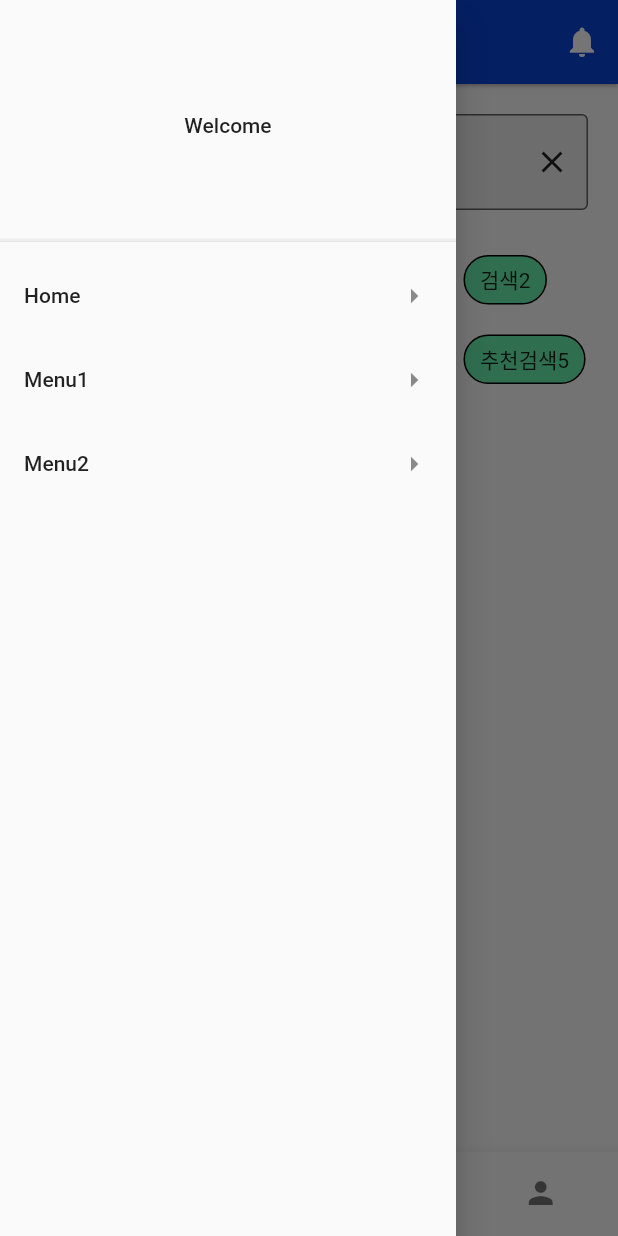
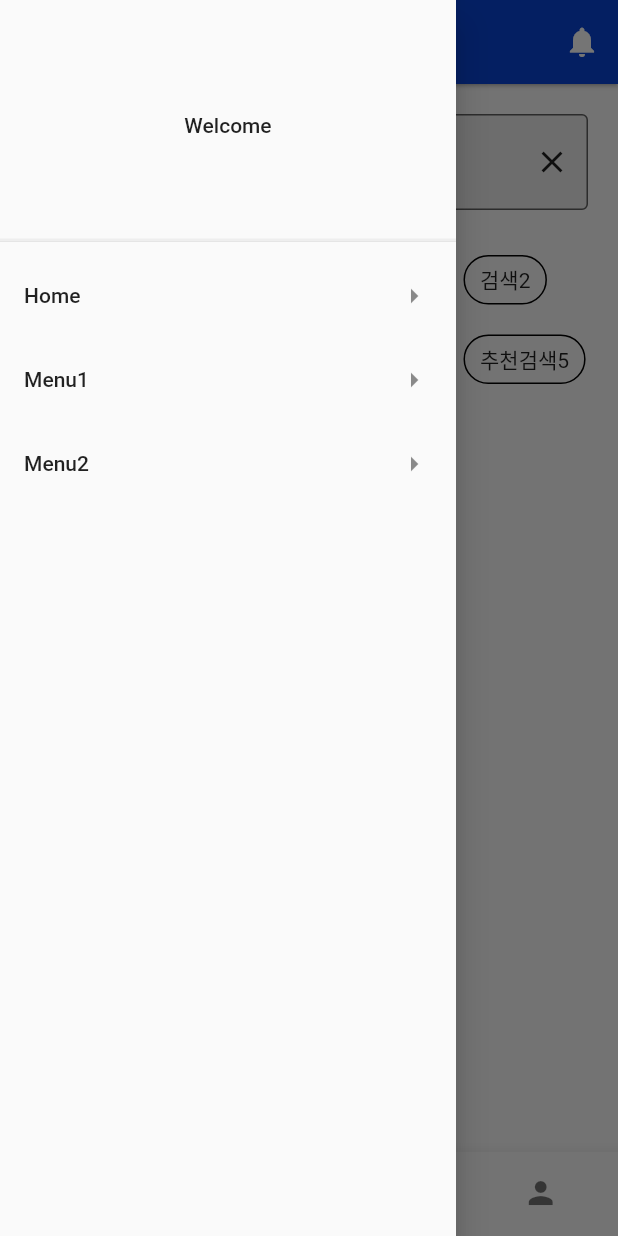
Before and after one commit to saanghyuk/flutter-app-project-1, a Flutter app: the screen it shows after launch, item 2 of the bottom bar chosen, with the side drawer open, on a phone screen of 412 x 824 dp. Run offline on Flutter 3.47's test engine with Material 2 defaults, Android fonts, the phone set to English and light mode, and no system bars; network calls fail.

Commit message:
after review

```diff
--- a/lib/components/roundBorderText.dart
+++ b/lib/components/roundBorderText.dart
@@ -1,8 +1,13 @@
+
+
+
+import 'dart:async';
+
 import 'package:flutter/material.dart';
 
 class RoundBorderText extends StatelessWidget {
   final String txt;
-  final void Function(BuildContext)? onTap;
+  final FutureOr<void> Function(BuildContext)? onTap;
   const RoundBorderText({Key? key, required this.txt, required this.onTap}) : super(key: key);
 
   @override
@@ -10,16 +15,16 @@ class RoundBorderText extends StatelessWidget {
     return Container(
       margin: EdgeInsets.symmetric(horizontal: 10.0, vertical: 10.0),
       decoration: BoxDecoration(
-          color: Colors.greenAccent.shade200,
+        // color: Colors.greenAccent.shade200,
           border: Border.all(),
           borderRadius: BorderRadius.circular(20.0)
       ),
       padding: EdgeInsets.symmetric(horizontal: 10.0, vertical: 5.0),
       child: InkWell(
         borderRadius: BorderRadius.circular(20.0),
-        onTap: (){
+        onTap: () async {
           if(onTap == null) return;
-          this.onTap!(context);
+          await this.onTap!(context);
         },
         child: Container(
           child: Text(txt),
--- a/lib/myRoute.dart
+++ b/lib/myRoute.dart
@@ -11,7 +11,8 @@ class MyRoute extends StatelessWidget {
     return MultiProvider(
       providers: [
         ChangeNotifierProvider<HomeViewProvider>(
-            create: (_) => HomeViewProvider()
+            create: (_) => HomeViewProvider(),
+            // update: update
         )
       ],
       child: MaterialApp(
--- a/lib/pages/mainPage.dart
+++ b/lib/pages/mainPage.dart
@@ -1,3 +1,4 @@
+
 
 import 'dart:async';
 
@@ -19,6 +20,9 @@ class MainPage extends StatefulWidget {
 
   @override
   State<MainPage> createState() => _MainPageState();
+
+
+
 }
 
 class _MainPageState extends State<MainPage> {
@@ -27,6 +31,15 @@ class _MainPageState extends State<MainPage> {
   final ScrollController _homeViewController = ScrollController();
   final ScrollController _peedViewController = ScrollController();
   final List<String> _menus = ["Home", "Menu1", "Menu2"];
+
+  // @override
+  // void initState(){
+  //   this._peedViewController.addListener(() {
+  //     print(this._peedViewController.position.pixels);
+  //   });
+  //   super.initState();
+  // }
+
 
   @override
   void dispose(){
@@ -53,12 +66,11 @@ class _MainPageState extends State<MainPage> {
 
     if(this.homeViewProvider == null) return Material(
       child: Center(
-          child: Text("고객센터로 연락해주세요. Err P-001") // Provider를 불러오지 않았다.
-      ),
+        child: Text("고객센터로 연락해 주세요. Err P-001")
+      )
     );
 
     final bool _canPop = Navigator.of(context).canPop();
-
     return Scaffold(
       // drawerEnableOpenDragGesture: false,
       // drawerScrimColor: Colors.blue,
@@ -199,22 +211,29 @@ class _MainPageState extends State<MainPage> {
           SearchView(searchViewData: SearchViewData(
               hintText: "검색어를 입력해 주세요!",
               keyword: ["추천검색1", "검색1","추천검색2", "검색2","추천검색3", "검색3", "추천검색4", "추천검색5", "추천검색6"],
-              onTap: (int index){
-
+              onTap: (int index) async {
+                //
               }
           )),
-          // PeedView(controller : this._peedViewController),
+          // Provider
+          // JSON{} => Provider가 관리하는 Model => ViewModel
           PeedView(
-            controller: this._peedViewController,
-            data: [ PeedViewModel(uid: '', name:"User1", profileImg: "https://cdn.pixabay.com/photo/2023/04/14/10/27/superb-fairywren-7924728_640.jpg", img: "https://cdn.pixabay.com/photo/2023/04/15/17/08/bernese-mountain-dog-7928156_1280.jpg", ), PeedViewModel(uid: '', name:"User2", profileImg: "https://cdn.pixabay.com/photo/2023/04/14/10/27/superb-fairywren-7924728_640.jpg", img: "https://cdn.pixabay.com/photo/2023/04/15/17/08/bernese-mountain-dog-7928156_1280.jpg"), PeedViewModel(uid: '', name:"User3", profileImg: "https://cdn.pixabay.com/photo/2023/04/14/10/27/superb-fairywren-7924728_640.jpg", img: "https://cdn.pixabay.com/photo/2023/04/15/17/08/bernese-mountain-dog-7928156_1280.jpg"), ],
-            onTap1: (String uid, int index){},
-            onTap2: (String uid, int index){},
-            onTap3: (String uid, int index){},
             event: () async {
-              print("Event");
-              await Future.delayed(Duration(seconds: 3));
+              print("Event!");
+              await Future.delayed(Duration(seconds : 3));
               print("Event End!");
             },
+            controller : this._peedViewController,
+            data: [
+              PeedViewModel(uid: '', name:"User1", profileImg: "https://cdn.pixabay.com/photo/2023/04/14/10/27/superb-fairywren-7924728_640.jpg", img: "https://cdn.pixabay.com/photo/2023/04/15/17/08/bernese-mountain-dog-7928156_1280.jpg", ),
+              PeedViewModel(uid: '', name:"User2", profileImg: "https://cdn.pixabay.com/photo/2023/04/14/10/27/superb-fairywren-7924728_640.jpg", img: "https://cdn.pixabay.com/photo/2023/04/15/17/08/bernese-mountain-dog-7928156_1280.jpg"),
+              PeedViewModel(uid: '', name:"User3", profileImg: "https://cdn.pixabay.com/photo/2023/04/14/10/27/superb-fairywren-7924728_640.jpg", img: "https://cdn.pixabay.com/photo/2023/04/15/17/08/bernese-mountain-dog-7928156_1280.jpg"),
+            ],
+            onTap1: (String uid, int index) {
+
+            },
+            onTap2: (String uid, int index) {  },
+            onTap3: (String uid, int index) {  },
           ),
           Container(color: Colors.pink),
         ],
--- a/lib/providers/homeViewProvider.dart
+++ b/lib/providers/homeViewProvider.dart
@@ -2,8 +2,18 @@ import 'dart:convert';
 
 import 'package:flutter/foundation.dart';
 
+class HomeDataModel{
+  final List<BannerModel> listBn;
+  final HomeListProductModel listProductModel;
+  final HomeGridProductModel gridProductModel;
+  const HomeDataModel({required this.listBn, required this.listProductModel, required this.gridProductModel});
 
-
+  HomeDataModel copy() => HomeDataModel(
+      listBn: [...listBn],
+      listProductModel: listProductModel.copy(),
+      gridProductModel: gridProductModel.copy()
+  );
+}
 
 class BannerModel {
   final String title;
@@ -11,11 +21,10 @@ class BannerModel {
   final String des;
 
   const BannerModel({required this.title, required this.img, required this.des});
-  // {title: '', img: '', des:''}
   factory BannerModel.json(json) => BannerModel(
-      title: json['title'].toString(),
-      img: json['img'].toString(),
-      des: json['des'].toString()
+    title: json['title'].toString(),
+    img: json['img'].toString(),
+    des: json['des'].toString(),
   );
 }
 
@@ -24,23 +33,22 @@ class HomeListItem{
   final String des;
   final String img;
   const HomeListItem({required this.title, required this.img, required this.des});
-  // {title: '', img: '', des:''}
   factory HomeListItem.json(Map<String, dynamic> json) => HomeListItem(
-      title: json['title'].toString(),
-      img: json['img'].toString(),
-      des: json['des'].toString()
+    title: json['title'].toString(),
+    img: json['img'].toString(),
+    des: json['des'].toString(),
   );
 }
 
-class HomeListProductModel{
+class HomeListProductModel {
   final String title;
   final List<HomeListItem> items;
   const HomeListProductModel({required this.title, required this.items});
-  // {title: '', items: []}
   factory HomeListProductModel.json(Map<String, dynamic> json) => HomeListProductModel(
       title: json['title'].toString(),
-      items: List.of(json['items']).map((e) => HomeListItem.json(e)).toList(),
+      items: List.of(json['items']).map((e) => HomeListItem.json(e)).toList()
   );
+
   HomeListProductModel copy(){
     return HomeListProductModel(
         title: this.title,
@@ -53,7 +61,6 @@ class HomeGridItemModel{
   final String title;
   final String img;
   const HomeGridItemModel({required this.title, required this.img});
-  // {title: '', img: ''}
   factory HomeGridItemModel.json(Map<String, dynamic> json) => HomeGridItemModel(
       title: json['title'].toString(),
       img: json['img'].toString()
@@ -64,88 +71,68 @@ class HomeGridProductModel{
   final String title;
   final List<HomeGridItemModel> items;
   const HomeGridProductModel({required this.title, required this.items});
-  // // {title: '', items: []}
   factory HomeGridProductModel.json(Map<String, dynamic> json) => HomeGridProductModel(
       title: json['title'].toString(),
       items: List.of(json['items']).map<HomeGridItemModel>(
-              (e) => HomeGridItemModel.json(e)
+          (e) => HomeGridItemModel.json((e))
       ).toList()
   );
+
   HomeGridProductModel copy() => HomeGridProductModel(
       title: this.title,
-      items: [...this.items]
+      items: [...items]
   );
 }
-
-class HomeDataModel{
-  final List<BannerModel> listBn;
-  final HomeListProductModel listProductModel;
-  final HomeGridProductModel gridProductModel;
-  const HomeDataModel({required this.listBn, required this.listProductModel, required this.gridProductModel});
-
-  HomeDataModel copy() => HomeDataModel(
-      listBn: [...this.listBn],
-      listProductModel: listProductModel.copy(),
-      gridProductModel: gridProductModel.copy()
-    );
-}
-
 
 class HomeViewProvider with ChangeNotifier{
 
   HomeViewProvider(){
     Future(this._init);
   }
-
-  void _init() async{
-    // + json parser
+  void _init() async {
     String _body = await this._fetch();
-    // this._parse()로 묶어줄 수도 있다.
-
-    // this._setBanner(_body['bn']);
-    // this._setHomeListProduct(_body['list']);
-    // this._setGridProduct(_body['grid']);
-
     this._homeDataModel = await compute(parse, _body);
     this.notifyListeners();
   }
 
   static HomeDataModel parse(String body){
-    final Map<String, dynamic> _body =  json.decode(body);
-
+    Map<String, dynamic> _body = json.decode(body);
     // this._setBanner(_body['bn']);
     final List<BannerModel> _listBn = List.of(_body["bn"]).map((json) => BannerModel.json(json)).toList();
     // this._setHomeListProduct(_body['list']);
     final HomeListProductModel _listP = HomeListProductModel.json(_body["list"]);
     // this._setGridProduct(_body['grid']);
     final HomeGridProductModel _gridP = HomeGridProductModel.json(_body['grid']);
+
     return HomeDataModel(
         listBn: _listBn,
         listProductModel: _listP,
-        gridProductModel:_gridP
+        gridProductModel: _gridP
     );
   }
 
   final String homeTitle = 'logo';
-
   // List<BannerModel>? _bannerData;
-  // List<BannerModel>? get bannerData => [...this._bannerData ?? []];
+  // List<BannerModel>? get bannerData => [..._bannerData ?? []];
+  //
+  // // [BannerModel, BannerModel, ... ]
   // _setBanner(List<Map<String, dynamic>> bnJson){
   //   _bannerData = bnJson.map<BannerModel>(
   //       (e) => BannerModel.json(e)).toList();
-  // // [BannerModel, BannerModel, BannerModel, ...]
   // }
+  //
+  // // title: "", items: [HomeListItem, HomeListItem, ...]
   // HomeListProductModel? _listProduct;
   // HomeListProductModel? get listProduct => this._listProduct?.copy();
   // void _setHomeListProduct(Map<String, dynamic> json){
   //   this._listProduct = HomeListProductModel.json(json);
   // }
-  // HomeGridProductModel? _gridProdct;
-  // HomeGridProductModel? get gridProduct => this._gridProdct?.copy();
   //
-  // void _setGridProduct(Map<String, dynamic> json)
-  //   => this._gridProdct = HomeGridProductModel.json(json);
-
+  // // title: "", items: [HomeGridItemModel, HomeGridItemModel, ...]
+  // HomeGridProductModel? _gridProduct;
+  // HomeGridProductModel? get gridProduct => this._gridProduct?.copy();
+  //
+  // void _setGridProduct(Map<String, dynamic> json) => this._gridProduct = HomeGridProductModel.json(json);
 
   HomeDataModel? _homeDataModel;
   HomeDataModel? get homeDataModel => this._homeDataModel?.copy();
@@ -158,7 +145,7 @@ class HomeViewProvider with ChangeNotifier{
           "title": "BN001",
           "img": "https://cdn.pixabay.com/photo/2023/03/28/19/55/lake-7884049_640.jpg",
           "des": "first banner"
-          }, {
+        }, {
           "title": "BN002",
           "img": "https://cdn.pixabay.com/photo/2023/04/02/18/13/electricity-7895181_1280.jpg",
           "des": "second banner"
@@ -192,5 +179,4 @@ class HomeViewProvider with ChangeNotifier{
       }
     });
   }
-
 }
```
Also changed, not shown: lib/views/peedView.dart (+17 -14 lines), lib/views/searchView.dart (+3 -8 lines), lib/components/peedCard.dart (line endings or trailing spaces).
